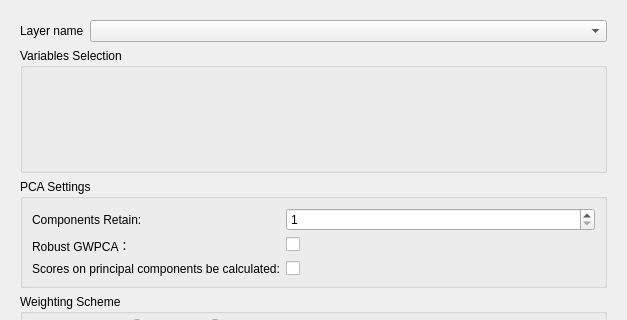
Old version of the form gwmgwpcaoptionsdialog.ui in the repository GWmodel-Lab/GWmodelS; both pictures show x 0 to 627 and y 0 to 320 of the 627 by 797 pixel window.
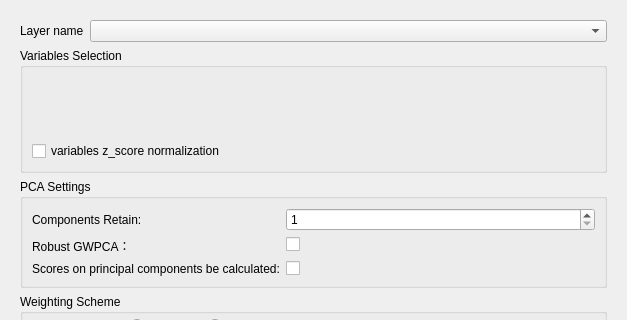
New version of the form. Custom widgets are drawn as their Qt base class.

What changed in the file:
```diff
--- a/gwmgwpcaoptionsdialog.ui
+++ b/gwmgwpcaoptionsdialog.ui
@@ -27,8 +27,8 @@
        <rect>
         <x>0</x>
         <y>0</y>
-        <width>605</width>
-        <height>775</height>
+        <width>609</width>
+        <height>779</height>
        </rect>
       </property>
       <layout class="QVBoxLayout" name="verticalLayout_6">
@@ -57,10 +57,17 @@
          <property name="title">
           <string>Variables Selection</string>
          </property>
-         <layout class="QVBoxLayout" name="verticalLayout_4" stretch="1">
+         <layout class="QVBoxLayout" name="verticalLayout_4" stretch="1,0">
           <item>
            <widget class="GwmIndepVarSelectorWidget" name="mIndepVarSelector" native="true"/>
           </item>
+          <item>
+           <widget class="QCheckBox" name="mZscoreCheckBox">
+            <property name="text">
+             <string>variables z_score normalization</string>
+            </property>
+           </widget>
+          </item>
          </layout>
         </widget>
        </item>
```
